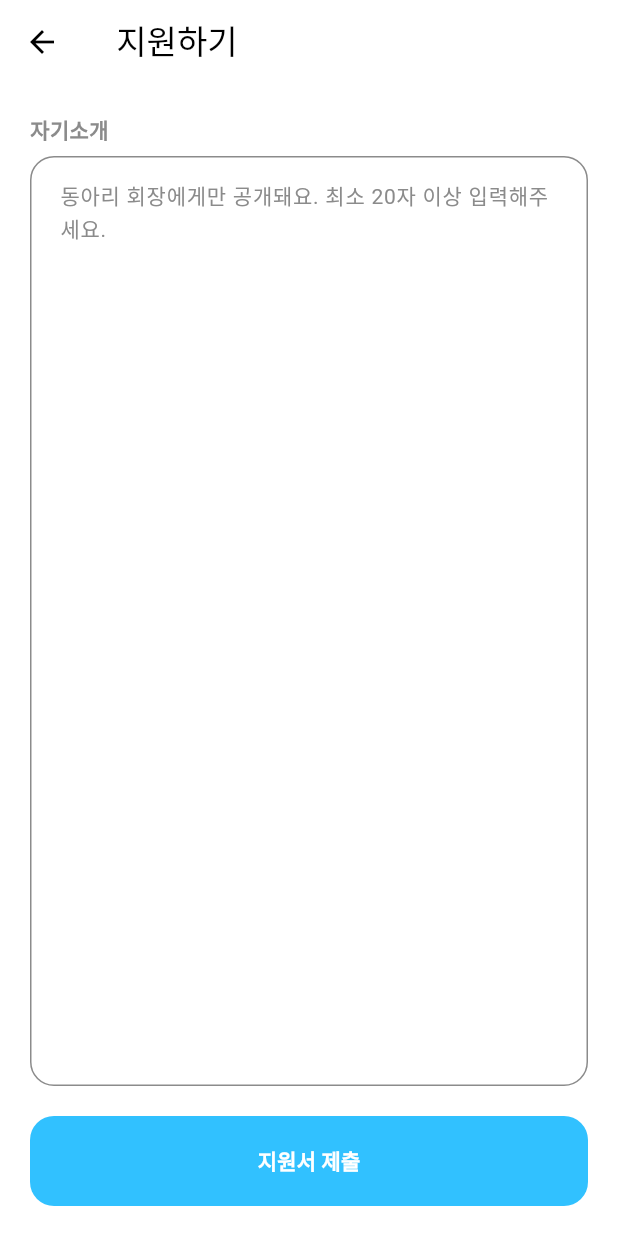
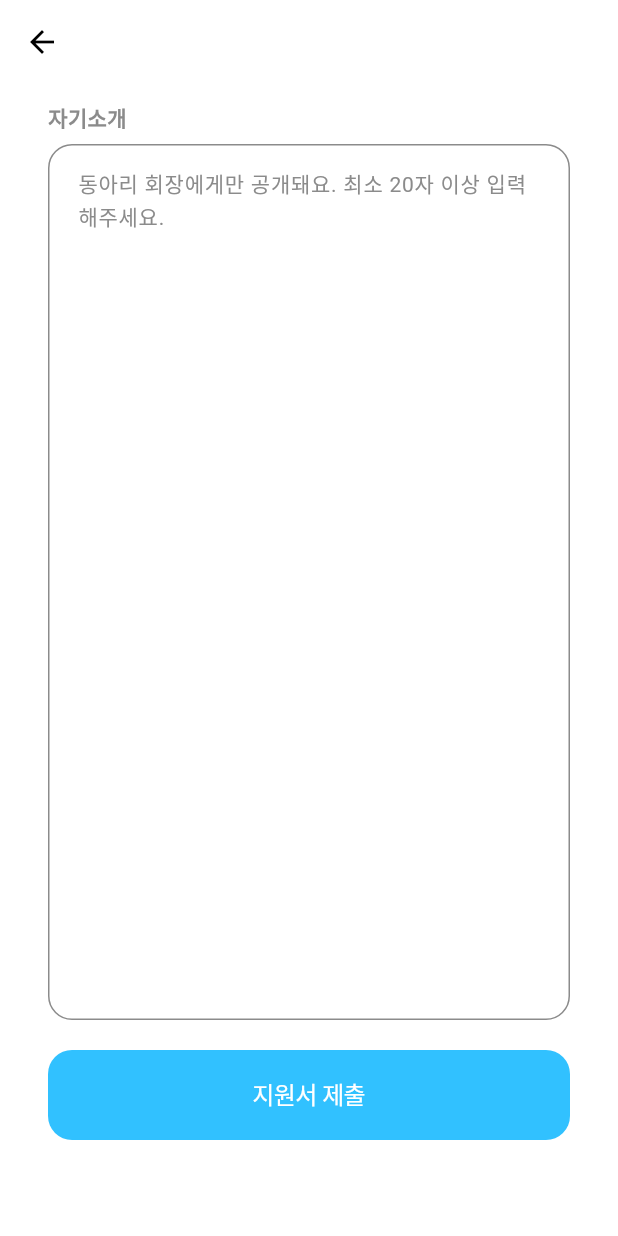
Before and after one commit to ag-0224/moa, a Flutter app: the ClubApplyPage screen opened directly with empty values, on a phone screen of 412 x 824 dp. Run offline on Flutter 3.47's test engine with Material 3 defaults, Android fonts, the phone set to English and light mode, and no system bars; our stand-ins replace dio, firebase_auth, firebase_core, flutter_riverpod, flutter_secure_storage, flutter_svg and 2 more; accounts and stored records are empty; network calls fail.

Commit message:
fix: 동아리 상세/지원 화면 UI 레이아웃 조정 및 로그인 직후 메인 탭 초기화
- ClubDetailPage 상단바 뒤로가기 버튼 위치를 HomePage 검색 아이콘 높이에 맞춤
- ClubDetailPage 및 ClubApplyPage 하단 지원 버튼 위치를 SignInPage 구글 로그인 버튼 위치와 통일
- ClubDetailPage 대표자 이름, 아이콘 크기(24x24), 동아리 설명 텍스트 스타일 조정 및 공유 버튼 제거
- ClubApplyPage AppBar 타이틀을 동아리 이름만 20 SemiBold 스타일로 변경 및 뒤로가기 버튼 통일
- favorite_action_sheet 팝업 모달을 화면 정중앙에 정렬
- AuthController 로그인/로그아웃/회원가입 완료 시 mainTabProvider를 메인 홈 탭으로 초기화

```diff
--- a/frontend/lib/presentation/pages/club/club_apply_page.dart
+++ b/frontend/lib/presentation/pages/club/club_apply_page.dart
@@ -66,16 +66,25 @@ class _ClubApplyPageState extends ConsumerState<ClubApplyPage> {
       backgroundColor: Colors.white,
       appBar: AppBar(
         backgroundColor: Colors.white,
+        surfaceTintColor: Colors.white,
         elevation: 0,
-        foregroundColor: Colors.black,
-        title: Text('${widget.clubName} 지원하기'),
+        centerTitle: true,
+        leading: IconButton(
+          icon: const Icon(Icons.arrow_back, color: Colors.black),
+          onPressed: () => Navigator.of(context).maybePop(),
+        ),
+        title: Text(
+          widget.clubName,
+          style: const TextStyle(color: Colors.black, fontSize: 20, fontWeight: FontWeight.w600),
+        ),
       ),
       body: SafeArea(
         child: Padding(
-          padding: const EdgeInsets.all(20),
+          padding: const EdgeInsets.symmetric(horizontal: 32),
           child: Column(
             crossAxisAlignment: CrossAxisAlignment.start,
             children: [
+              const SizedBox(height: 12),
               const Text(
                 '자기소개',
                 style: TextStyle(fontSize: 14, fontWeight: FontWeight.w600, color: _borderColor),
@@ -119,8 +128,25 @@ class _ClubApplyPageState extends ConsumerState<ClubApplyPage> {
                 isLoading: _isSubmitting,
                 backgroundColor: _blue,
                 foregroundColor: Colors.white,
-                child: const Text('지원서 제출', style: TextStyle(fontWeight: FontWeight.w600)),
+                child: const Text(
+                  '지원서 제출',
+                  style: TextStyle(fontSize: 16, fontWeight: FontWeight.w500, letterSpacing: -0.4),
+                ),
               ),
+              const SizedBox(height: 24),
+              SizedBox(
+                height: 24,
+                child: _isSubmitting
+                    ? const Center(
+                        child: SizedBox(
+                          width: 20,
+                          height: 20,
+                          child: CircularProgressIndicator(strokeWidth: 2),
+                        ),
+                      )
+                    : null,
+              ),
+              const SizedBox(height: 16),
             ],
           ),
         ),
```
Also changed, not shown: frontend/lib/presentation/pages/club/club_detail_page.dart (+34 -21 lines), frontend/lib/presentation/pages/home/widgets/favorite_action_sheet.dart (+8 -17 lines), frontend/lib/presentation/providers/auth/auth_controller.dart (+18 -3 lines).
